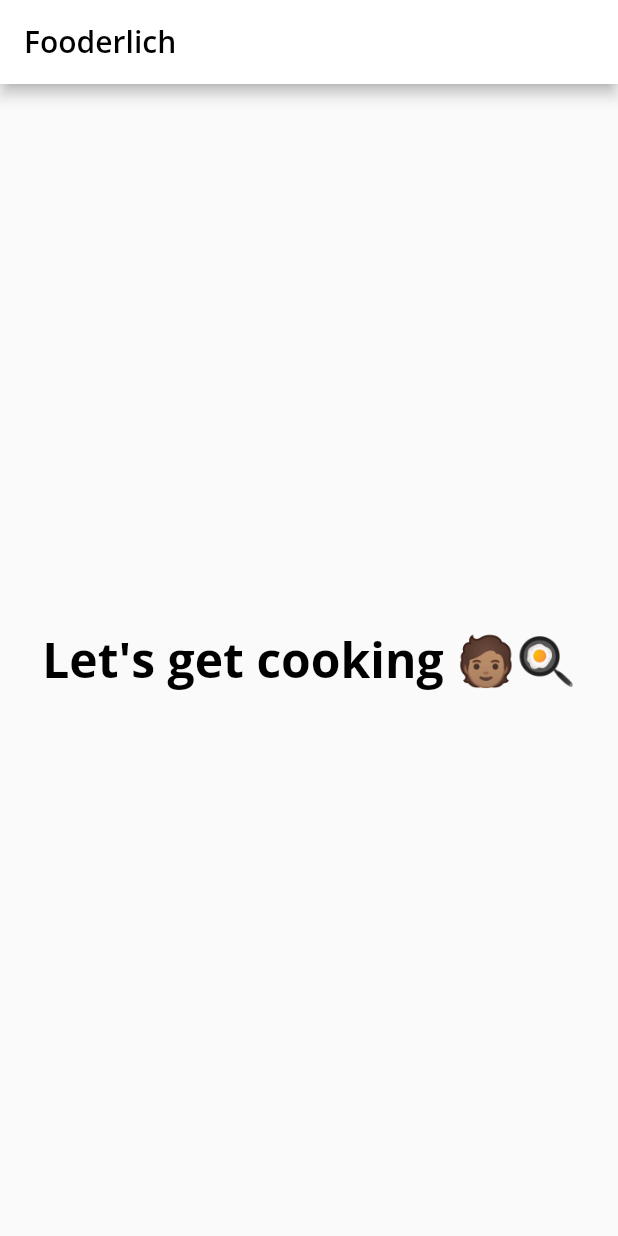
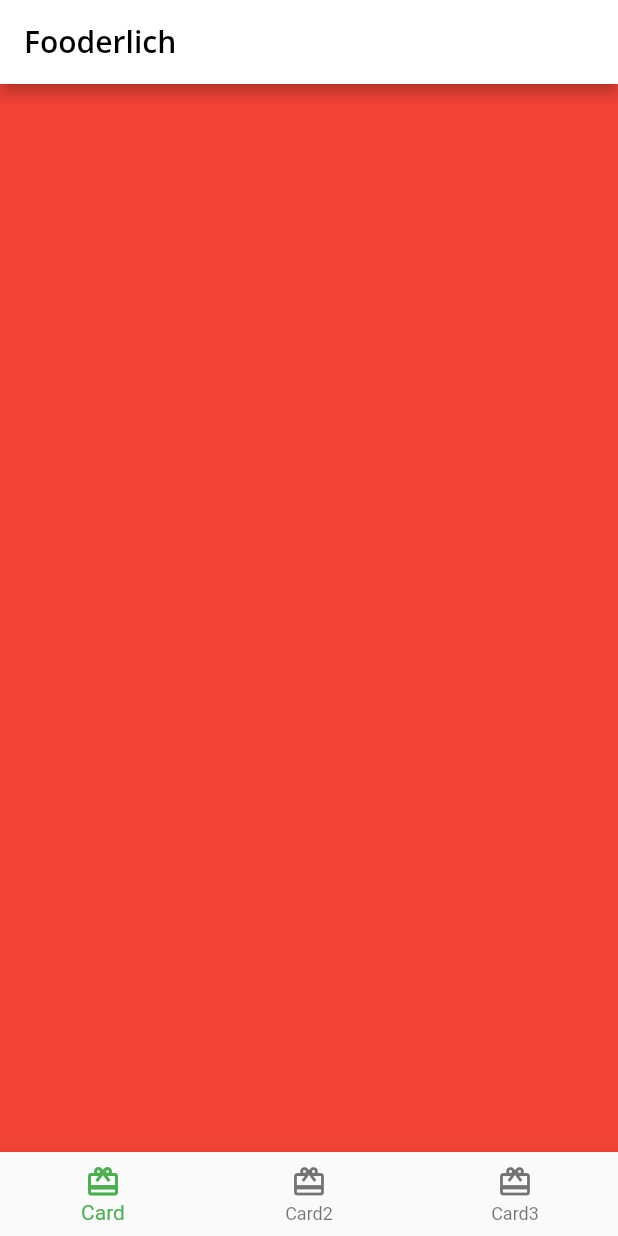
Before and after one commit to Peter-Immanuel/dart-journey, a Flutter app: the screen it shows after launch, on a phone screen of 412 x 824 dp. Run offline on Flutter 3.47's test engine with Material 2 defaults, Android fonts, the phone set to English and light mode, and no system bars; our stand-ins replace google_fonts.

```diff
--- /dev/null
+++ b/fooderlich/lib/home.dart
@@ -0,0 +1,74 @@
+import 'package:flutter/material.dart';
+
+import 'package:flutter/material.dart';
+
+class Home extends StatefulWidget {
+  const Home({super.key});
+
+  @override
+  _HomeState createState() {
+    return _HomeState();
+  }
+}
+
+class _HomeState extends State<Home> {
+  int _selectedIndex = 0;
+  static List<Widget> pages = <Widget>[
+    // Replace with card 1
+    Container(
+      color: Colors.red,
+    ),
+
+    // Replace with card 2
+    Container(
+      color: Colors.green,
+    ),
+
+    // Replace with card 3
+    Container(
+      color: Colors.blue,
+    ),
+  ];
+
+  void _onItemTapped(int index) {
+    setState(() {
+      _selectedIndex = index;
+    });
+  }
+
+  @override
+  Widget build(BuildContext context) {
+    return Scaffold(
+      appBar: AppBar(
+        title: Text("Fooderlich", style: Theme.of(context).textTheme.headline6),
+      ),
+
+      body: pages[_selectedIndex],
+      // body: Center(
+      //   child: Text(
+      //     "Let's get cooking 🧑🏽‍🍳",
+      //     style: Theme.of(context).textTheme.headline1,
+      //   ),
+      // ),
+      bottomNavigationBar: BottomNavigationBar(
+        selectedItemColor: Theme.of(context).textSelectionTheme.selectionColor,
+        currentIndex: _selectedIndex,
+        onTap: _onItemTapped,
+        items: <BottomNavigationBarItem>[
+          const BottomNavigationBarItem(
+            icon: Icon(Icons.card_giftcard),
+            label: 'Card',
+          ),
+          const BottomNavigationBarItem(
+            icon: Icon(Icons.card_giftcard),
+            label: 'Card2',
+          ),
+          const BottomNavigationBarItem(
+            icon: Icon(Icons.card_giftcard),
+            label: 'Card3',
+          ),
+        ],
+      ),
+    );
+  }
+}
--- a/fooderlich/lib/main.dart
+++ b/fooderlich/lib/main.dart
@@ -1,5 +1,6 @@
 import 'package:flutter/material.dart';
 import 'fooderlich_theme.dart';
+import 'home.dart';
 
 void main() {
   runApp(const Fooderlich());
@@ -14,23 +15,6 @@ class Fooderlich extends StatelessWidget {
     final theme = FooderlichTheme.light();
     // Apply home widget
 
-    return MaterialApp(
-      title: 'Fooderlich',
-      theme: theme,
-      home: Scaffold(
-        appBar: AppBar(
-          title: Text(
-            "Fooderlich",
-            style: theme.textTheme.headline6,
-          ),
-        ),
-        body: Center(
-          child: Text(
-            "Let's get cooking 🧑🏽‍🍳",
-            style: theme.textTheme.headline1,
-          ),
-        ),
-      ),
-    );
+    return MaterialApp(title: 'Fooderlich', theme: theme, home: const Home());
   }
 }
```
Also changed, not shown: fooderlich/assets/baking-image-1.jpeg (added), fooderlich/assets/baking-image-2.jpeg (added), fooderlich/assets/baking-image-3.jpeg (added).
